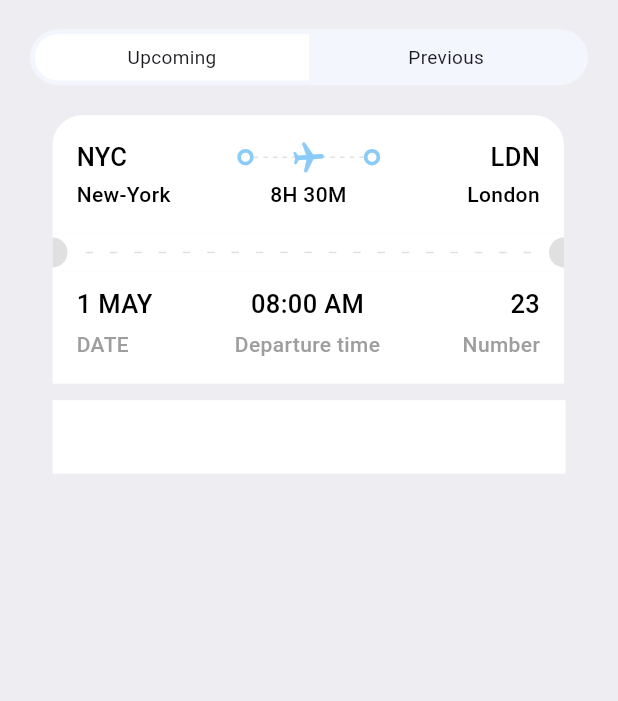
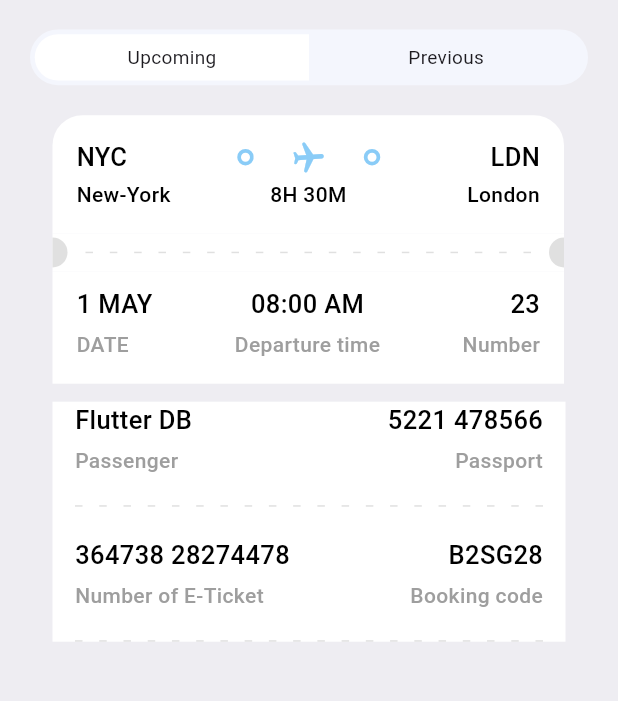
Before and after one commit to Shajjad002/book_tickets, a Flutter app: the TicketScreen screen opened directly, on a phone screen of 412 x 824 dp, the part 146-847 px from its top. Run offline on Flutter 3.47's test engine with Material 3 defaults, Android fonts, the phone set to English and light mode, and no system bars; our stand-ins replace fluentui_icons, gap, get.

Commit message:
Ticket view

```diff
--- a/lib/screens/ticket_screen.dart
+++ b/lib/screens/ticket_screen.dart
@@ -3,6 +3,7 @@ import 'package:book_tickets/utils/app_info_list.dart';
 import 'package:book_tickets/utils/app_layout.dart';
 import 'package:book_tickets/utils/app_styles.dart';
 import 'package:book_tickets/widgets/column_layout.dart';
+import 'package:book_tickets/widgets/layout_builder_widget.dart';
 import 'package:flutter/cupertino.dart';
 import 'package:flutter/material.dart';
 import 'package:gap/gap.dart';
@@ -31,6 +32,7 @@ class TicketScreen extends StatelessWidget {
                 padding: EdgeInsets.only(left: 15),
                 child: TicketView(ticket: ticketList[0],isColor: true,),
               ),
+              SizedBox(height: 1,),
               Container(
                 //width: size.width*0.80,
                 padding: EdgeInsets.symmetric(horizontal: 15),
@@ -45,12 +47,47 @@ class TicketScreen extends StatelessWidget {
                            firstText: 'Flutter DB',
                            secondText: 'Passenger',
                            alignment: CrossAxisAlignment.start,
+                           isColor: false,
                          ),
                           AppColumnLayout(
                            firstText: '5221 478566',
                            secondText: 'Passport',
                             alignment: CrossAxisAlignment.end,
+                            isColor: false,
                          )
+                        ],
+                      ),
+                      Gap(20),
+                      const AppLayoutBuilderWidget(sections: 15,isColor: false,width:5,),
+                      Gap(20),
+                      Row(
+                        mainAxisAlignment: MainAxisAlignment.spaceBetween,
+                        children: [
+                          AppColumnLayout(
+                            firstText: '364738 28274478',
+                            secondText: 'Number of E-Ticket',
+                            alignment: CrossAxisAlignment.start,
+                            isColor: false,
+                          ),
+                          AppColumnLayout(
+                            firstText: 'B2SG28',
+                            secondText: 'Booking code',
+                            alignment: CrossAxisAlignment.end,
+                            isColor: false,
+                          )
+                        ],
+                      ),
+                      Gap(20),
+                      const AppLayoutBuilderWidget(sections: 15,isColor: false,width:5,),
+                      Row(
+                        children:[
+                          Column(
+                            children:[
+                              Row(
+
+                              ),
+                            ],
+                          ),
                         ],
                       ),
                     ],
--- a/lib/screens/ticket_view.dart
+++ b/lib/screens/ticket_view.dart
@@ -1,4 +1,5 @@
 import 'package:book_tickets/widgets/column_layout.dart';
+import 'package:book_tickets/widgets/layout_builder_widget.dart';
 import 'package:flutter/cupertino.dart';
 import 'package:flutter/material.dart';
 import 'package:gap/gap.dart';
@@ -40,24 +41,10 @@ class TicketView extends StatelessWidget{
                       ThickContainer(isColor:true),
                       Expanded(child: Stack(
                         children:[
-                          SizedBox(
+                          const SizedBox(
                             height: 24,
-                            child: LayoutBuilder(
-                              builder: (BuildContext context, BoxConstraints constraints) {
-                                print("The width is ${constraints.constrainWidth()}");
-                                return Flex(
-                                  direction: Axis.horizontal,
-                                  mainAxisAlignment: MainAxisAlignment.spaceBetween,
-                                  mainAxisSize: MainAxisSize.max,
-                                  children: List.generate((constraints.constrainWidth()/6).floor(), (index) => SizedBox(
-                                    width: 3,height: 1,child: DecoratedBox(decoration: BoxDecoration(
-                                      color: isColor==null? Colors.white: Colors.grey.shade300),
-                                    ),
-                                  ),
-                                  ),
-                                );
-                              },
-                            ),
+
+                            child: AppLayoutBuilderWidget(sections: 6,width:3),
                           ),
                           Center(child: Transform.rotate(angle: 1.5,child: Icon(Icons.local_airport_rounded,color: isColor==null? Colors.white: Color(0xFF8ACCF7)),),
                           ),
--- /dev/null
+++ b/lib/widgets/layout_builder_widget.dart
@@ -0,0 +1,32 @@
+import 'package:flutter/cupertino.dart';
+import 'package:flutter/material.dart';
+
+class AppLayoutBuilderWidget extends StatelessWidget {
+  final bool? isColor;
+  final int sections;
+  final double width;
+  const AppLayoutBuilderWidget({super.key,
+    this.isColor,
+    required this.sections,
+    required this.width});
+
+  @override
+  Widget build(BuildContext context) {
+    return LayoutBuilder(
+      builder: (BuildContext context, BoxConstraints constraints) {
+        print("The width is ${constraints.constrainWidth()}");
+        return Flex(
+          direction: Axis.horizontal,
+          mainAxisAlignment: MainAxisAlignment.spaceBetween,
+          mainAxisSize: MainAxisSize.max,
+          children: List.generate((constraints.constrainWidth()/sections).floor(), (index) => SizedBox(
+            width: width, height: 1,child: DecoratedBox(decoration: BoxDecoration(
+              color: isColor==null? Colors.white: Colors.grey.shade300),
+          ),
+          ),
+          ),
+        );
+      },
+    );
+  }
+}
```
